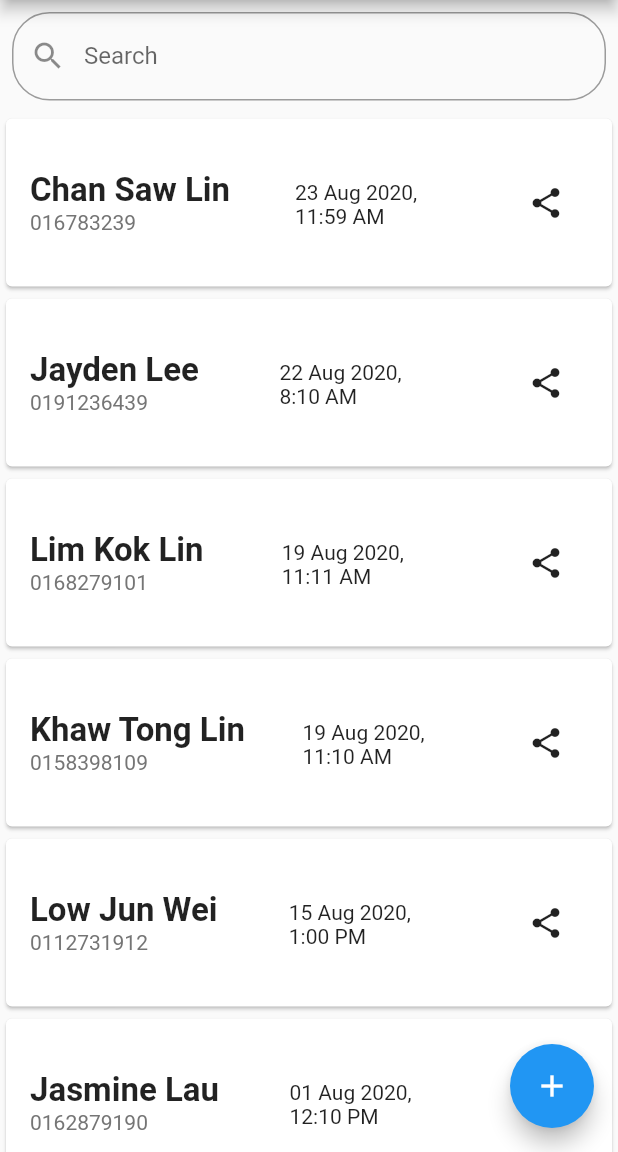
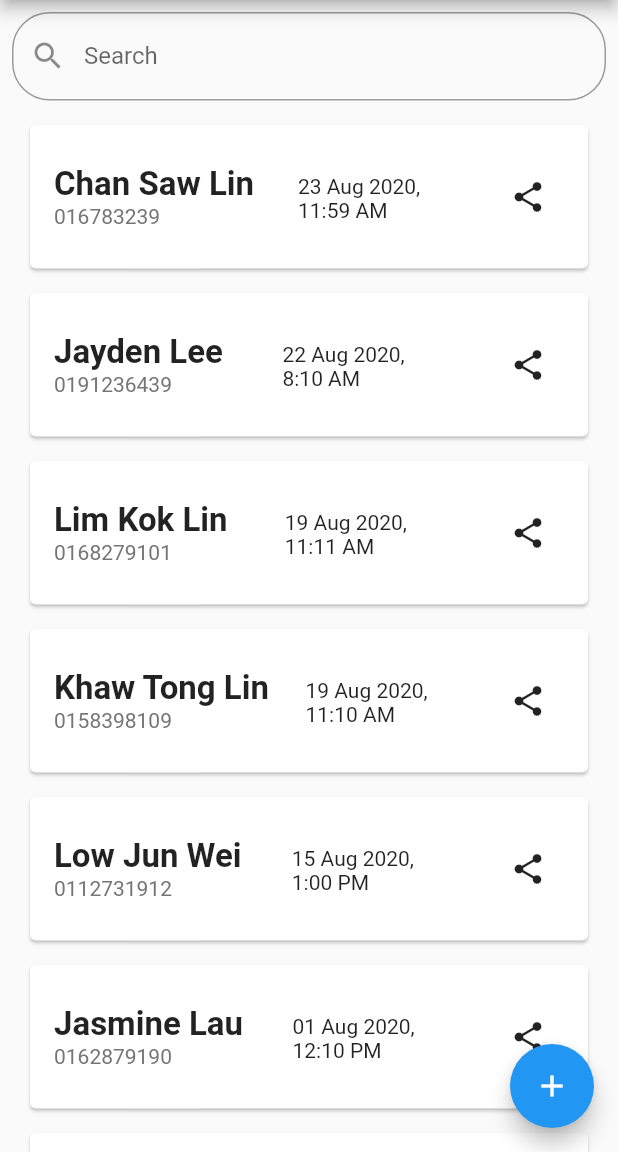
Before and after one commit to ahmdirfnz/Attendance-Record, a Flutter app: the screen it shows after launch, after a tap on "Hehhe", on a phone screen of 412 x 824 dp, the part 84-1236 px from its top. Run offline on Flutter 3.47's test engine with Material 2 defaults, Android fonts, the phone set to English and light mode, and no system bars; our stand-ins replace shared_preferences, timeago; missing offline and left inert: social_share.

Commit message:
update UI

```diff
--- a/lib/screens/detail_screen.dart
+++ b/lib/screens/detail_screen.dart
@@ -1,9 +1,10 @@
 import 'package:flutter/material.dart';
+import '../model/attendee.dart';
 
 class DetailPage extends StatefulWidget {
-  const DetailPage({super.key, required this.user, required this.phone, required this.date});
+  const DetailPage({super.key, required this.attendee});
 
-  final String user, phone, date;
+  final Attendee attendee;
 
   @override
   State<DetailPage> createState() => _DetailPageState();
@@ -26,9 +27,9 @@ class _DetailPageState extends State<DetailPage> {
         ),
         body: Column(
           children: [
-            Text(widget.user),
-            Text(widget.phone),
-            Text(widget.date),
+            Text(widget.attendee.user),
+            Text(widget.attendee.phone),
+            Text(widget.attendee.checkIn),
           ],
         ),
       ),
--- a/lib/screens/home_screen.dart
+++ b/lib/screens/home_screen.dart
@@ -1,6 +1,7 @@
 import 'dart:convert';
 
 import 'package:attendance_record/components/add_dialog.dart';
+import 'package:attendance_record/screens/detail_screen.dart';
 import 'package:flutter/cupertino.dart';
 import 'package:flutter/material.dart';
 import 'package:flutter/services.dart';
@@ -11,7 +12,6 @@ import 'package:timeago/timeago.dart' as timeago;
 import 'package:shared_preferences/shared_preferences.dart';
 
 import '../model/attendee.dart';
-import 'Detail_screen.dart';
 
 class HomeScreen extends StatefulWidget {
   const HomeScreen({Key? key}) : super(key: key);
@@ -21,26 +21,20 @@ class HomeScreen extends StatefulWidget {
 }
 
 class _HomeScreenState extends State<HomeScreen> {
-  List student = [];
-  List search = [];
-
   List<Attendee> attendees = [];
   List<Attendee> filteredAttendees = [];
 
-  late ScrollController _controller;
-
-  bool _flag = false;
-
-  final searchTextEditing = TextEditingController();
+  final ScrollController _scrollController = ScrollController();
+  final _searchInputController = TextEditingController();
+  final String _keyFlagDateFormat = "keyFlagDateFormat";
+  bool _flagChangeDateFormat = false;
 
   @override
   void initState() {
     super.initState();
-    _controller = ScrollController();
-    _controller.addListener(_scrollListener);
-    search.addAll(student);
-    addUser();
-    loadFormat();
+    _scrollController.addListener(_scrollListener);
+    _loadAttendees();
+    _loadDateFormat();
   }
 
   void _showToast(BuildContext context) {
@@ -55,22 +49,22 @@ class _HomeScreenState extends State<HomeScreen> {
   }
 
   _scrollListener() {
-    if (_controller.offset >= _controller.position.maxScrollExtent &&
-        !_controller.position.outOfRange) {
+    if (_scrollController.offset >= _scrollController.position.maxScrollExtent &&
+        !_scrollController.position.outOfRange) {
       setState(() {
         _showToast(context);
       });
     }
   }
 
-  void _sortAttendance() {
+  void _sortAttendances() {
     attendees.sort((a, b) {
       return DateTime.parse(b.checkIn)
           .compareTo(DateTime.parse(a.checkIn));
     });
   }
 
-  Future addUser() async {
+  Future _loadAttendees() async {
     try {
       var content = await rootBundle
           .loadString('assets/attendance_dataset/attendance.json');
@@ -80,7 +74,7 @@ class _HomeScreenState extends State<HomeScreen> {
         var attendee = Attendee.fromJson(json);
         attendees.add(attendee);
       }
-      _sortAttendance();
+      _sortAttendances();
       setState(() {
         filteredAttendees = attendees;
       });
@@ -88,21 +82,20 @@ class _HomeScreenState extends State<HomeScreen> {
     } catch (e) {}
   }
 
-  Future<void> loadFormat() async {
+  void _loadDateFormat() async {
     SharedPreferences prefs = await SharedPreferences.getInstance();
     setState(() {
-      _flag = prefs.getBool("flag") ?? false;
+      _flagChangeDateFormat = prefs.getBool(_keyFlagDateFormat) ?? false;
     });
   }
 
-  Future<void> flagFormat() async {
+  void _changeDateFormat() async {
     SharedPreferences prefs = await SharedPreferences.getInstance();
-    await prefs.setBool("flag", _flag);
+    await prefs.setBool(_keyFlagDateFormat, _flagChangeDateFormat);
 
     setState(() {
-      _flag = prefs.getBool("flag") ?? false;
+      _flagChangeDateFormat = prefs.getBool(_keyFlagDateFormat) ?? false;
     });
-    print(_flag);
   }
 
   void _filterFromQuery(String query) {
@@ -123,8 +116,17 @@ class _HomeScreenState extends State<HomeScreen> {
   void _addAttendee(Attendee attendee) {
     setState(() {
       attendees.add(attendee);
-      _sortAttendance();
+      _sortAttendances();
     });
+  }
+
+  void _openDetailScreen(Attendee attendee) {
+    Navigator.push(
+        context,
+        MaterialPageRoute(
+            builder: (context) => DetailPage(attendee: attendee)
+        )
+    );
   }
 
   @override
@@ -138,8 +140,8 @@ class _HomeScreenState extends State<HomeScreen> {
               style: TextStyle(color: Colors.white),
             ),
             onPressed: () {
-              _flag = !_flag;
-              flagFormat();
+              _flagChangeDateFormat = !_flagChangeDateFormat;
+              _changeDateFormat();
             },
           ),
         ],
@@ -153,7 +155,7 @@ class _HomeScreenState extends State<HomeScreen> {
               onChanged: (value) {
                 _filterFromQuery(value);
               },
-              controller: searchTextEditing,
+              controller: _searchInputController,
               decoration: const InputDecoration(
                   labelText: "Search",
                   hintText: "Search",
@@ -164,30 +166,20 @@ class _HomeScreenState extends State<HomeScreen> {
           ),
           Expanded(
             child: ListView.builder(
-              controller: _controller,
+              controller: _scrollController,
               itemBuilder: (BuildContext context, int index) {
                 var attendee = filteredAttendees[index];
-                return GestureDetector(
-                  onTap: () {
-                    Navigator.push(
-                        context,
-                        MaterialPageRoute(
-                            builder: (context) => DetailPage(
-                                user: attendee.user,
-                                phone: attendee.phone,
-                                date: DateFormat("dd MMM yyyy, h:mm a").format(
-                                    DateTime.parse(
-                                        attendee.checkIn)))));
-                  },
+                return Container(
+                  margin: const EdgeInsets.only(left: 16, right: 16, top: 4, bottom: 4),
                   child: Card(
+                    child: InkWell(
+                      onTap: () => _openDetailScreen(attendee),
                       child: Padding(
-                      padding: const EdgeInsets.only(
-                          top: 32, bottom: 32, left: 16, right: 20),
+                        padding: const EdgeInsets.only(left: 16, right: 16, top: 24, bottom: 24),
                         child: Row(
                           mainAxisAlignment: MainAxisAlignment.spaceBetween,
                           children: [
-                          Container(
-                            child: Column(
+                            Column(
                               crossAxisAlignment: CrossAxisAlignment.start,
                               children: [
                                 InkWell(
@@ -205,12 +197,11 @@ class _HomeScreenState extends State<HomeScreen> {
                                 ),
                               ],
                             ),
-                          ),
                             SizedBox(
                               height: 30,
                               width: 100,
                               child: Text(
-                                  _flag
+                                    _flagChangeDateFormat
                                         ? timeago.format(DateTime.parse(
                                             attendee.checkIn))
                                         : DateFormat("dd MMM yyyy, h:mm a")
@@ -224,6 +215,7 @@ class _HomeScreenState extends State<HomeScreen> {
                                 },
                                 icon: const Icon(Icons.share)),
                           ],
+                        ),
                       ),
                     ),
                   ),
```
Also changed, not shown: lib/helper/extensions.dart (added, +11 -0 lines). Lines whose indentation alone changed are shown as unchanged.
